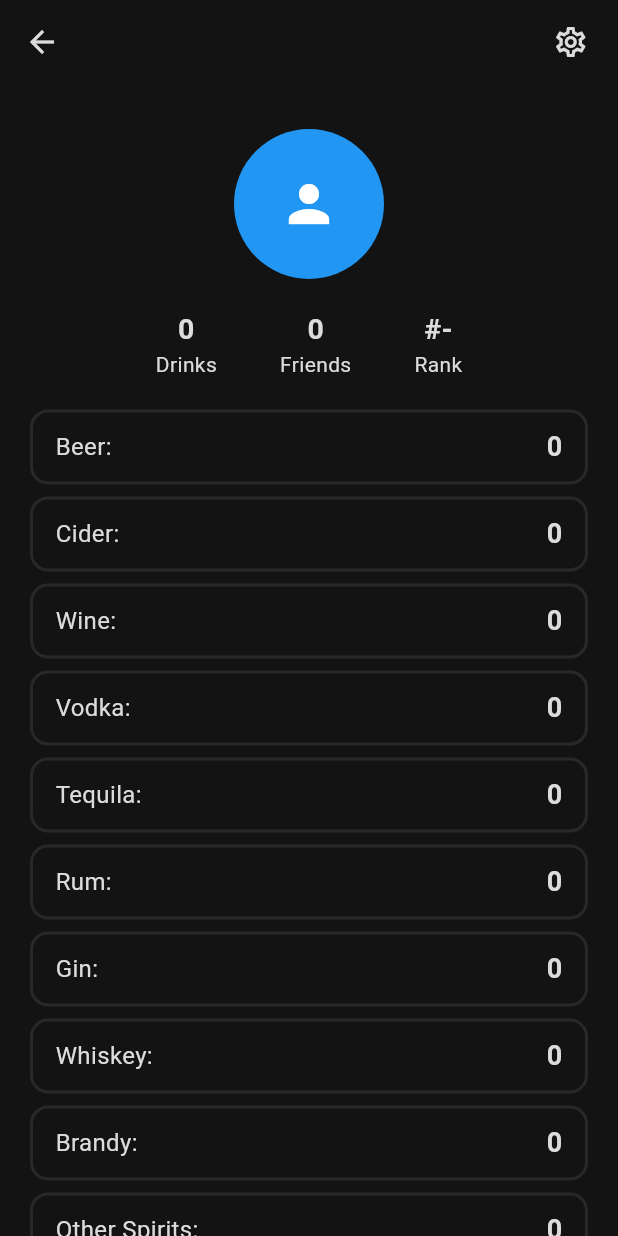
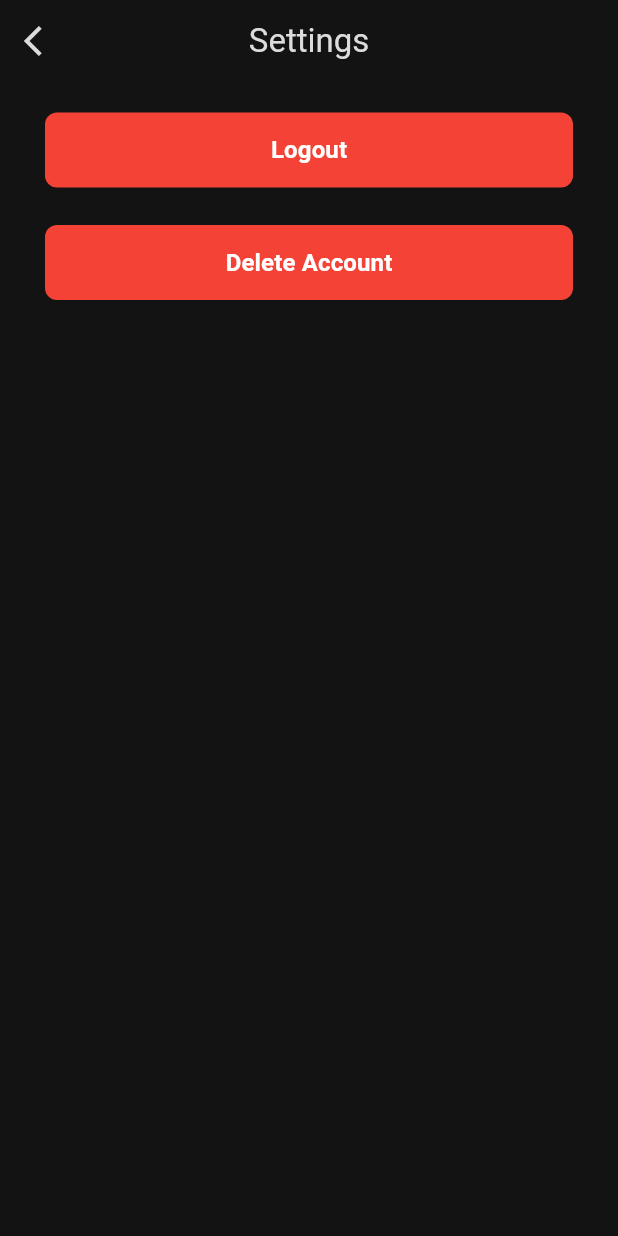
Before and after one commit to dann634/pubapp, a Flutter app: the ProfileScreen screen opened directly, after a tap on the "settings" icon, on a phone screen of 412 x 824 dp. Run offline on Flutter 3.47's test engine with Material 3 defaults, Android fonts, the phone set to English and light mode, and no system bars; our stand-ins replace flutter_secure_storage, flutter_svg, shared_preferences; accounts and stored records are empty; network calls fail.

Commit message:
localStorage + logout implemented

```diff
--- a/lib/connection.dart
+++ b/lib/connection.dart
@@ -12,10 +12,13 @@ String? username;
 String? fullName;
 bool? isAvailable;
 
+
 final Map<String, String> headers = {
   'Content-Type': 'application/json',
   "Authorization": "",
 };
+
+
 
 // Fetch data from the API
 Future<bool> refreshAccessToken() async {
@@ -134,7 +137,19 @@ Future<bool> login(String username, String password) async {
   return true;
 }
 
-Future<Map<String, dynamic>?> getProfile() async {
+Future<void> logout() async {
+  final url = "$HOST/logout";
+
+  String? refresh_token = await secureStorage.read(key: "refreshToken");
+
+  final data = {
+    "refresh_token" : refresh_token
+  };
+
+  await handlePOSTRequest(url, data);
+}
+
+Future<List<dynamic>?> getProfile() async {
 
   final url = "$HOST/me";
 
@@ -147,9 +162,9 @@ Future<Map<String, dynamic>?> getProfile() async {
   // Parse the JSON response into a Map and return it
   final data = jsonDecode(response.body);
 
-  username = data["username"];
-  fullName = data["fullname"];
-  isAvailable = data["isAvailable"] != 0;
+  username = data[0];
+  fullName = data[1];
+  isAvailable = data[2] != 0;
 
   return data;
 }
@@ -249,9 +264,38 @@ Future<double> getUnits(String time_frame) async {
     return -1;
   }
 
+
   final units = jsonDecode(response.body);
 
   return double.parse(units);
+}
+
+Future<Map<String, dynamic>> getDrinkList() async {
+  final url = "$HOST/me/drinks";
+
+  final response = await handleGETRequest(url, headers);
+
+  if(response.statusCode != 200) {
+    return {};
+  }
+
+  final map = jsonDecode(response.body);
+
+  return map;
+}
+
+Future<int> getFriendCount() async {
+  final url = "$HOST/me/friends/count";
+
+  final response = await handleGETRequest(url, headers);
+
+  if(response.statusCode != 200) {
+    return 0;
+  }
+
+  final value = jsonDecode(response.body);
+
+  return value;
 }
 
 
@@ -274,7 +318,7 @@ Future<http.Response> handleGETRequest(uri, localHeaders) async {
     response = await http.get(
       url,
       headers: localHeaders,
-    );
+    ).timeout(Duration(seconds: 5));
 
   }
   return response;
@@ -300,7 +344,7 @@ Future<http.Response> handlePOSTRequest(uri, data) async {
       url,
       headers: headers,
       body: jsonEncode(data),
-    );
+    ).timeout(Duration(seconds: 5));
   }
   return response;
 }
--- a/lib/login.dart
+++ b/lib/login.dart
@@ -3,6 +3,7 @@ import 'package:http/http.dart';
 import 'package:pubapp/home.dart';
 import 'utils.dart';
 import 'connection.dart';
+import 'main.dart';
 
 class LoginPage extends StatefulWidget {
   const LoginPage({super.key});
--- a/lib/profile.dart
+++ b/lib/profile.dart
@@ -1,6 +1,12 @@
+import 'dart:math';
+
 import 'package:flutter/material.dart';
-import 'package:pubapp/utils.dart';
 import 'connection.dart';
+import 'drinks.dart';
+import 'localStorage.dart';
+import 'utils.dart';
+import 'login.dart';
+import 'main.dart';
 
 class ProfileScreen extends StatefulWidget {
   const ProfileScreen({super.key});
@@ -10,10 +16,90 @@ class ProfileScreen extends StatefulWidget {
 }
 
 class _ProfileScreenState extends State<ProfileScreen> {
+
+  List<int> drinkNumberList = List<int>.empty(growable: true);
+
+  int drinkTotal = 0;
+  int friendTotal = 0;
+
+  bool hasLoaded = false;
+
+
+  @override
+  void initState() {
+    super.initState();
+    loadProfileStats();
+  }
+
+  void loadProfileStats() async {
+
+    //Load saved data first
+
+    int? drinks = await getTotalDrinks();
+    if(drinks != null) {
+      drinkTotal = drinks;
+    }
+
+    int? localFriendCount = await getLocalFriendCount();
+    if(localFriendCount != null) {
+      friendTotal = localFriendCount;
+    }
+
+    setState(() {});
+
+
+    //Now update from api
+
+
+    final map = await getDrinkList();
+    final friend_count = await getFriendCount();
+
+    List<String> drinkTypeList = List<String>.empty(growable: true);
+
+    for(int i = 0; i < allDrinks.length; i++) {
+      String drinkCategory = allDrinks[i].type;
+      if(!drinkTypeList.contains(drinkCategory)) {
+        drinkTypeList.add(drinkCategory);
+        drinkNumberList.add(0);
+      }
+    }
+
+    drinkNumberList[0] = map["Beer"] ?? 0; //Change for all
+    drinkNumberList[1] = map.containsKey("Cider") ? map["Cider"] : 0;
+    drinkNumberList[2] = map.containsKey("Vodka") ? map["Vodka"] : 0;
+    drinkNumberList[3] = map.containsKey("Tequila") ? map["Tequila"] : 0;
+    drinkNumberList[4] = map.containsKey("Rum") ? map["Rum"] : 0;
+    drinkNumberList[5] = map.containsKey("Gin") ? map["Gin"] : 0;
+    drinkNumberList[6] = map.containsKey("Whisky") ? map["Whisky"] : 0;
+    drinkNumberList[7] = map.containsKey("Brandy") ? map["Brandy"] : 0;
+    drinkNumberList[8] = map.containsKey("Other") ? map["Other"] : 0;
+
+    //Update Total Drinks
+    drinkTotal = 0;
+    map.forEach((key, value) {
+      drinkTotal += value as int;
+    });
+
+    //Update Friends Number
+    friendTotal = friend_count;
+
+    hasLoaded = true;
+
+    setState(() {});
+
+    saveTotalDrinks(drinkTotal);
+    saveFriendCount(friendTotal);
+
+  }
+
+
+
+
   @override
   Widget build(BuildContext context) {
     return Scaffold(
       appBar: AppBar(
+
         centerTitle: true,
         title: Text(username ?? "",
           style: TextStyle(
@@ -24,9 +110,9 @@ class _ProfileScreenState extends State<ProfileScreen> {
         ),
         actions: [
           IconButton(
-            padding: EdgeInsets.only(right: 15),
             onPressed: () {
-
+              //Go to settings
+              Navigator.push(context, MaterialPageRoute(builder: (context) => SettingsScreen()));
             },
             icon: Icon(Icons.settings_outlined),
           )
@@ -68,7 +154,7 @@ class _ProfileScreenState extends State<ProfileScreen> {
                     Column(
 
                       children: [
-                        getProfileNumber("0"),
+                        getProfileNumber(drinkTotal.toString()),
                         Text("Drinks")
                       ],
 
@@ -77,7 +163,7 @@ class _ProfileScreenState extends State<ProfileScreen> {
                     Column(
 
                       children: [
-                        getProfileNumber("0"),
+                        getProfileNumber((friendTotal ?? 0).toString()),
                         Text("Friends")
                       ],
 
@@ -97,25 +183,17 @@ class _ProfileScreenState extends State<ProfileScreen> {
               Column(
                 spacing: 8,
                 children: [
-                  getDrinkRecord("Beer", 0),
-                  getDrinkRecord("Cider", 0),
-                  getDrinkRecord("Wine", 0),
-                  getDrinkRecord("Vodka", 0),
-                  getDrinkRecord("Tequila", 0),
-                  getDrinkRecord("Rum", 0),
-                  getDrinkRecord("Gin", 0),
-                  getDrinkRecord("Whiskey", 0),
-                  getDrinkRecord("Brandy", 0),
-                  getDrinkRecord("Other Spirits", 0),
-                  getDrinkRecord("Other Non-Spirits", 0),
+                  getDrinkRecord("Beer", hasLoaded ? drinkNumberList[0] : 0),
+                  getDrinkRecord("Cider", hasLoaded ? drinkNumberList[1] : 0),
+                  getDrinkRecord("Vodka", hasLoaded ? drinkNumberList[2] : 0),
+                  getDrinkRecord("Tequila", hasLoaded ? drinkNumberList[3] : 0),
+                  getDrinkRecord("Rum", hasLoaded ? drinkNumberList[4] : 0),
+                  getDrinkRecord("Gin", hasLoaded ? drinkNumberList[5] : 0),
+                  getDrinkRecord("Whiskey", hasLoaded ? drinkNumberList[6] : 0),
+                  getDrinkRecord("Brandy", hasLoaded ? drinkNumberList[7] : 0),
+                  getDrinkRecord("Other", hasLoaded ? drinkNumberList[8] : 0),
                 ],
               )
-
-
-
-
-
-
 
 
             ],
@@ -171,4 +249,92 @@ class _ProfileScreenState extends State<ProfileScreen> {
     );
   }
 
+
 }
+
+
+
+class SettingsScreen extends StatefulWidget {
+  const SettingsScreen({super.key});
+
+  @override
+  State<SettingsScreen> createState() => _SettingsScreenState();
+}
+
+class _SettingsScreenState extends State<SettingsScreen> {
+  @override
+  Widget build(BuildContext context) {
+    return Scaffold(
+      appBar: AppBar(
+        toolbarHeight: 55,
+        foregroundColor: DEFAULT_WHITE,
+        backgroundColor: DEFAULT_BLACK,
+        title: Text("Settings"),
+        centerTitle: true,
+        leading: IconButton(
+          onPressed: () {
+            Navigator.pop(context);
+          },
+
+          icon: Icon(Icons.arrow_back_ios),
+        ),
+
+      ),
+
+      body: Container(
+        padding: EdgeInsets.symmetric(
+          vertical: 20,
+          horizontal: 30,
+        ),
+        child: Column(
+          spacing: 25,
+          children: [
+
+            getSettingsButton("Logout", logoutBtnAction),
+            getSettingsButton("Delete Account", deleteAccount)
+
+          ],
+        ),
+      ),
+    );
+
+  }
+
+  void logoutBtnAction() {
+
+    //Logout Request
+    logout();
+
+    Navigator.pop(context);
+    Navigator.push(context, MaterialPageRoute(builder: (context) => LoginPage()));
+
+
+  }
+
+  void deleteAccount() {
+
+  }
+
+
+  TextButton getSettingsButton(String text, Function action) {
+    return TextButton(
+      onPressed: () {
+        action();
+      },
+      style: TextButton.styleFrom(
+        fixedSize: Size(MediaQuery.of(context).size.width, 50),
+        backgroundColor: Colors.red,
+        shape: RoundedRectangleBorder(
+          borderRadius: BorderRadius.circular(8)
+        )
+      ),
+      child: Text(text,
+      style: TextStyle(
+        color: Colors.white,
+        fontWeight: FontWeight.bold,
+        fontSize: 16
+      ),
+      ),
+    );
+  }
+}
--- a/lib/utils.dart
+++ b/lib/utils.dart
@@ -1,4 +1,5 @@
 import 'package:flutter/material.dart';
+
 
 final Color DEFAULT_BLACK = Color.fromRGBO(19, 19, 19, 1);
 final Color DEFAULT_WHITE = Color.fromRGBO(220, 220, 220, 1);
--- a/pubspec.yaml
+++ b/pubspec.yaml
@@ -40,6 +40,7 @@ dependencies:
   # The following adds the Cupertino Icons font to your application.
   # Use with the CupertinoIcons class for iOS style icons.
   cupertino_icons: ^1.0.8
+  shared_preferences: 2.5.1
 
 dev_dependencies:
   flutter_test:
```
Also changed, not shown: lib/drinks.dart (+13 -11 lines), lib/friends.dart (+9 -2 lines), lib/home.dart (+28 -5 lines), lib/localStorage.dart (added, +43 -0 lines), lib/main.dart (+12 -8 lines), pubspec.lock.
